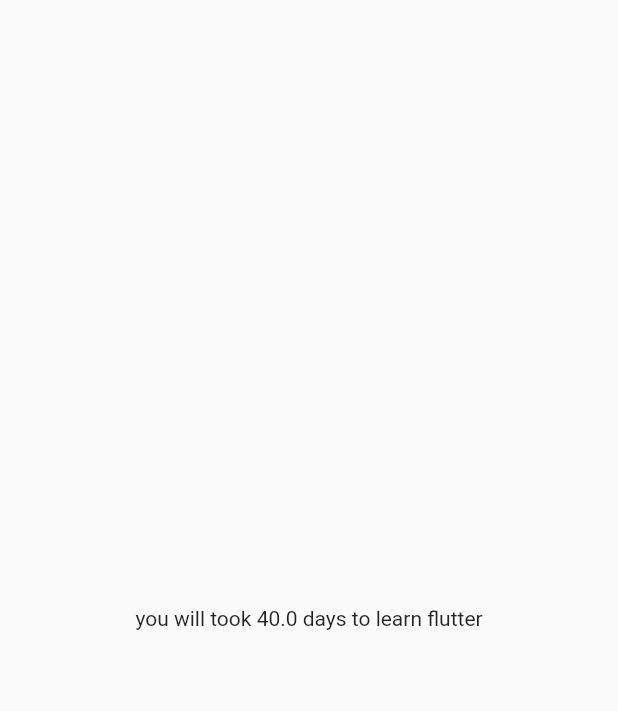
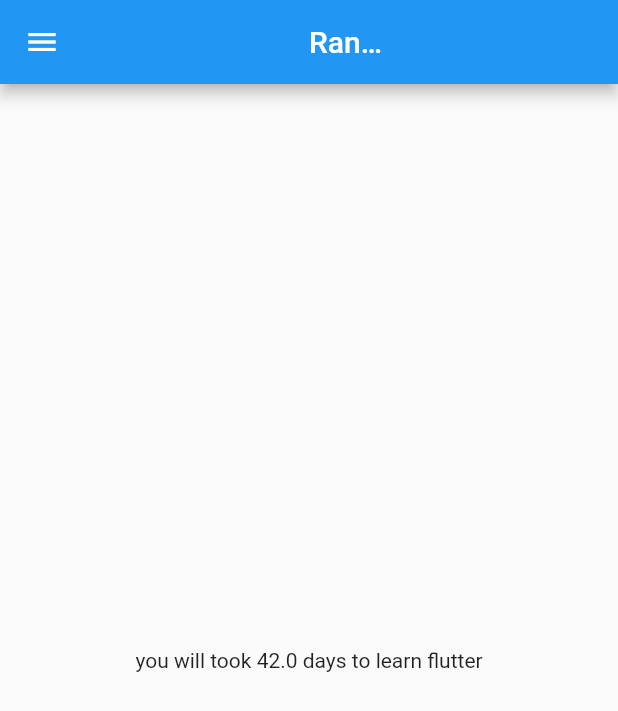
Before and after one commit to reyan1243/flutter_basic, a Flutter app: the screen it shows after launch, on a phone screen of 412 x 824 dp. Shown: the top 711 px of the screen. Run offline on Flutter 3.47's test engine with Material 2 defaults, Android fonts, the phone set to English and light mode, and no system bars.

Commit message:
day2 completed

```diff
--- /dev/null
+++ b/flutter_application_1/lib/home_page.dart
@@ -0,0 +1,22 @@
+import 'package:flutter/material.dart';
+
+class HomePage extends StatelessWidget {
+  @override
+  Widget build(BuildContext context) {
+    int num = 40;
+    String str = "flutter";
+    double val = 42;
+    return Scaffold(
+      appBar: AppBar(
+        title: Text("Rand App"),
+        titleSpacing: 150,
+      ),
+      drawer: Drawer(),
+      body: Center(
+        child: Container(
+          child: Text("you will took $val days to learn $str"),
+        ),
+      ),
+    );
+  }
+}
--- a/flutter_application_1/lib/main.dart
+++ b/flutter_application_1/lib/main.dart
@@ -1,4 +1,5 @@
 import 'package:flutter/material.dart';
+import 'package:flutter_application_1/home_page.dart';
 
 void main() {
   runApp(MyApp());
@@ -7,17 +8,8 @@ void main() {
 class MyApp extends StatelessWidget {
   @override
   Widget build(BuildContext context) {
-    int num = 40;
-    String str = "flutter";
-    double val = 40;
     return MaterialApp(
-      home: Material(
-        child: Center(
-          child: Container(
-            child: Text("you will took $val days to learn $str"),
-          ),
-        ),
-      ),
+      home: HomePage(),
     );
   }
 }
```
